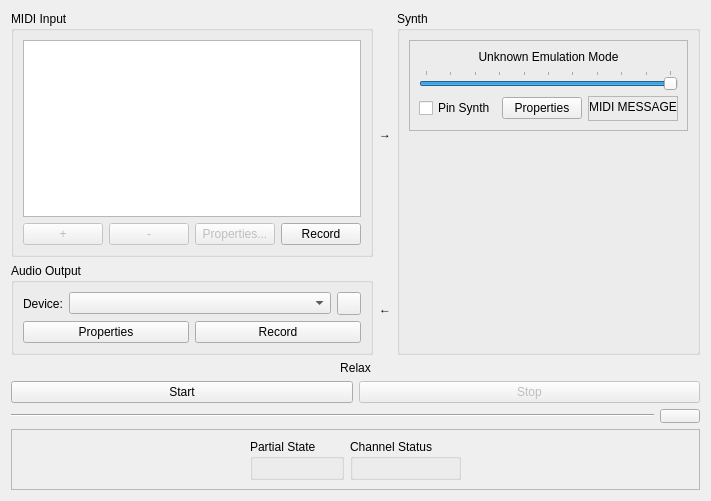
Qt form 3rdParty/libmt32emu/repo/mt32emu_qt/src/SynthWidget.ui (stuerp/foo_midi) before a commit.
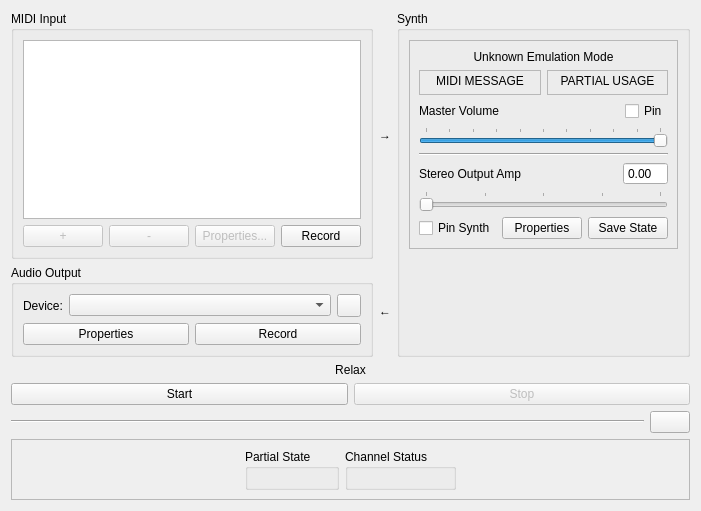
The same form after that commit. Icons and pictures are not drawn.

Diff of the .ui file:
```diff
--- a/3rdParty/libmt32emu/repo/mt32emu_qt/src/SynthWidget.ui
+++ b/3rdParty/libmt32emu/repo/mt32emu_qt/src/SynthWidget.ui
@@ -6,8 +6,8 @@
    <rect>
     <x>0</x>
     <y>0</y>
-    <width>654</width>
-    <height>501</height>
+    <width>655</width>
+    <height>511</height>
    </rect>
   </property>
   <property name="sizePolicy">
@@ -180,6 +180,134 @@
              </property>
             </widget>
            </item>
+           <item>
+            <layout class="QHBoxLayout" name="visualsLayout">
+             <item>
+              <widget class="QFrame" name="midiMessageFrame">
+               <property name="sizePolicy">
+                <sizepolicy hsizetype="Minimum" vsizetype="Fixed">
+                 <horstretch>0</horstretch>
+                 <verstretch>0</verstretch>
+                </sizepolicy>
+               </property>
+               <property name="frameShape">
+                <enum>QFrame::StyledPanel</enum>
+               </property>
+               <layout class="QVBoxLayout" name="verticalLayout_5">
+                <property name="leftMargin">
+                 <number>0</number>
+                </property>
+                <property name="topMargin">
+                 <number>3</number>
+                </property>
+                <property name="rightMargin">
+                 <number>0</number>
+                </property>
+                <property name="bottomMargin">
+                 <number>6</number>
+                </property>
+                <item>
+                 <widget class="QLabel" name="label_3">
+                  <property name="text">
+                   <string>MIDI MESSAGE</string>
+                  </property>
+                  <property name="alignment">
+                   <set>Qt::AlignCenter</set>
+                  </property>
+                 </widget>
+                </item>
+                <item>
+                 <layout class="QHBoxLayout" name="midiMessageLayout">
+                  <property name="spacing">
+                   <number>0</number>
+                  </property>
+                 </layout>
+                </item>
+               </layout>
+              </widget>
+             </item>
+             <item>
+              <widget class="QFrame" name="partialUsageFrame">
+               <property name="sizePolicy">
+                <sizepolicy hsizetype="Minimum" vsizetype="Fixed">
+                 <horstretch>0</horstretch>
+                 <verstretch>0</verstretch>
+                </sizepolicy>
+               </property>
+               <property name="frameShape">
+                <enum>QFrame::StyledPanel</enum>
+               </property>
+               <layout class="QVBoxLayout" name="verticalLayout_6">
+                <property name="leftMargin">
+                 <number>0</number>
+                </property>
+                <property name="topMargin">
+                 <number>3</number>
+                </property>
+                <property name="rightMargin">
+                 <number>0</number>
+                </property>
+                <property name="bottomMargin">
+                 <number>6</number>
+                </property>
+                <item>
+                 <widget class="QLabel" name="label_4">
+                  <property name="text">
+                   <string>PARTIAL USAGE</string>
+                  </property>
+                  <property name="alignment">
+                   <set>Qt::AlignCenter</set>
+                  </property>
+                 </widget>
+                </item>
+                <item>
+                 <layout class="QHBoxLayout" name="partialUsageLayout">
+                  <property name="spacing">
+                   <number>0</number>
+                  </property>
+                 </layout>
+                </item>
+               </layout>
+              </widget>
+             </item>
+            </layout>
+           </item>
+           <item>
+            <layout class="QHBoxLayout" name="horizontalLayout_7">
+             <item>
+              <widget class="QLabel" name="label_6">
+               <property name="text">
+                <string>Master Volume</string>
+               </property>
+              </widget>
+             </item>
+             <item>
+              <spacer name="horizontalSpacer_3">
+               <property name="orientation">
+                <enum>Qt::Horizontal</enum>
+               </property>
+               <property name="sizeHint" stdset="0">
+                <size>
+                 <width>40</width>
+                 <height>20</height>
+                </size>
+               </property>
+              </spacer>
+             </item>
+             <item>
+              <widget class="QCheckBox" name="pinVolumeCheckBox">
+               <property name="toolTip">
+                <string>Enables pinned mode for the Master Volume control.
+When it is ON, the Master Volume can only be set manually
+and cannot be altered via the system SysEx messages.</string>
+               </property>
+               <property name="text">
+                <string>Pin</string>
+               </property>
+              </widget>
+             </item>
+            </layout>
+           </item>
            <item>
             <widget class="QSlider" name="masterVolumeSlider">
              <property name="sizePolicy">
@@ -205,6 +333,86 @@
              </property>
             </widget>
            </item>
+           <item>
+            <widget class="Line" name="line_2">
+             <property name="orientation">
+              <enum>Qt::Horizontal</enum>
+             </property>
+            </widget>
+           </item>
+           <item>
+            <layout class="QHBoxLayout" name="horizontalLayout_8">
+             <item>
+              <widget class="QLabel" name="label_7">
+               <property name="text">
+                <string>Stereo Output Amp</string>
+               </property>
+              </widget>
+             </item>
+             <item>
+              <spacer name="horizontalSpacer_4">
+               <property name="orientation">
+                <enum>Qt::Horizontal</enum>
+               </property>
+               <property name="sizeHint" stdset="0">
+                <size>
+                 <width>40</width>
+                 <height>20</height>
+                </size>
+               </property>
+              </spacer>
+             </item>
+             <item>
+              <widget class="QDoubleSpinBox" name="stereoOutputAmpSpinBox">
+               <property name="buttonSymbols">
+                <enum>QAbstractSpinBox::NoButtons</enum>
+               </property>
+               <property name="minimum">
+                <double>-24.000000000000000</double>
+               </property>
+               <property name="maximum">
+                <double>24.000000000000000</double>
+               </property>
+               <property name="singleStep">
+                <double>1.000000000000000</double>
+               </property>
+              </widget>
+             </item>
+            </layout>
+           </item>
+           <item>
+            <widget class="QSlider" name="stereoOutputAmpSlider">
+             <property name="sizePolicy">
+              <sizepolicy hsizetype="Minimum" vsizetype="Fixed">
+               <horstretch>0</horstretch>
+               <verstretch>0</verstretch>
+              </sizepolicy>
+             </property>
+             <property name="toolTip">
+              <string>Enables setting the level of the fully mixed stereo output signal.
+This is an equivalent of the voltage-controlled amplifier available
+in new-gen hardware. However, it's (currently) settable only by
+the user and not via the Master Volume control. Together with
+the latter, it helps to avoid distortions that may occur in the synth
+when using the integer rendering engine.
+
+This control is related to the Output Gain and Reverb Output Gain.
+Its value mirrors one of those, whichever is set higher.</string>
+             </property>
+             <property name="maximum">
+              <number>400</number>
+             </property>
+             <property name="orientation">
+              <enum>Qt::Horizontal</enum>
+             </property>
+             <property name="tickPosition">
+              <enum>QSlider::TicksAbove</enum>
+             </property>
+             <property name="tickInterval">
+              <number>100</number>
+             </property>
+            </widget>
+           </item>
            <item>
             <layout class="QHBoxLayout" name="horizontalLayout_4">
              <item>
@@ -228,47 +436,16 @@
               </widget>
              </item>
              <item>
-              <widget class="QFrame" name="midiMessageFrame">
-               <property name="sizePolicy">
-                <sizepolicy hsizetype="Minimum" vsizetype="Fixed">
-                 <horstretch>0</horstretch>
-                 <verstretch>0</verstretch>
-                </sizepolicy>
+              <widget class="QPushButton" name="saveStateButton">
+               <property name="toolTip">
+                <string>Saves the internal synth state into a SysEx bank. This includes
+the system area, timbre and patch memory as well as the current
+state of all parts settable via SysExes. The currently playing notes
+and values of certain controllers are not included.</string>
                </property>
-               <property name="frameShape">
-                <enum>QFrame::StyledPanel</enum>
+               <property name="text">
+                <string>Save State</string>
                </property>
-               <layout class="QVBoxLayout" name="verticalLayout_5">
-                <property name="leftMargin">
-                 <number>0</number>
-                </property>
-                <property name="topMargin">
-                 <number>3</number>
-                </property>
-                <property name="rightMargin">
-                 <number>0</number>
-                </property>
-                <property name="bottomMargin">
-                 <number>6</number>
-                </property>
-                <item>
-                 <widget class="QLabel" name="label_3">
-                  <property name="text">
-                   <string>MIDI MESSAGE</string>
-                  </property>
-                  <property name="alignment">
-                   <set>Qt::AlignCenter</set>
-                  </property>
-                 </widget>
-                </item>
-                <item>
-                 <layout class="QHBoxLayout" name="midiMessageLayout">
-                  <property name="spacing">
-                   <number>0</number>
-                  </property>
-                 </layout>
-                </item>
-               </layout>
               </widget>
              </item>
             </layout>
@@ -365,12 +542,6 @@
          <verstretch>0</verstretch>
         </sizepolicy>
        </property>
-       <property name="maximumSize">
-        <size>
-         <width>16777215</width>
-         <height>14</height>
-        </size>
-       </property>
        <property name="text">
         <string/>
        </property>
```
Left out of the diff: 26 changed lines with no effect on the pictures.
